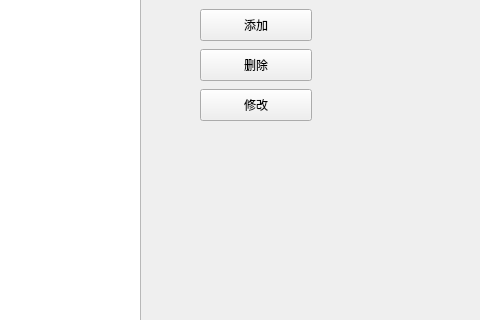
Above: src/Qt/adminwindow.ui from profthecopyright/Thunder_Class before the change; both pictures show x 320 to 800 and y 171 to 491 of the 800 by 600 pixel window. Below: the same form after it.
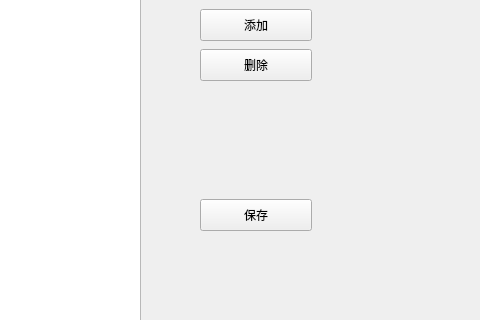
That is the form after the change.

Patch:
```diff
--- a/src/Qt/adminwindow.ui
+++ b/src/Qt/adminwindow.ui
@@ -69,19 +69,6 @@
      <string>删除</string>
     </property>
    </widget>
-   <widget class="QPushButton" name="pushButton_3">
-    <property name="geometry">
-     <rect>
-      <x>520</x>
-      <y>260</y>
-      <width>112</width>
-      <height>32</height>
-     </rect>
-    </property>
-    <property name="text">
-     <string>修改</string>
-    </property>
-   </widget>
    <widget class="QTableWidget" name="tableWidget">
     <property name="geometry">
      <rect>
@@ -112,6 +99,19 @@
      </property>
     </column>
    </widget>
+   <widget class="QPushButton" name="pushButton_sav">
+    <property name="geometry">
+     <rect>
+      <x>520</x>
+      <y>370</y>
+      <width>112</width>
+      <height>32</height>
+     </rect>
+    </property>
+    <property name="text">
+     <string>保存</string>
+    </property>
+   </widget>
   </widget>
   <widget class="QMenuBar" name="menubar">
    <property name="geometry">
```
Left out of the diff: 2 changed lines with no effect on the pictures.
